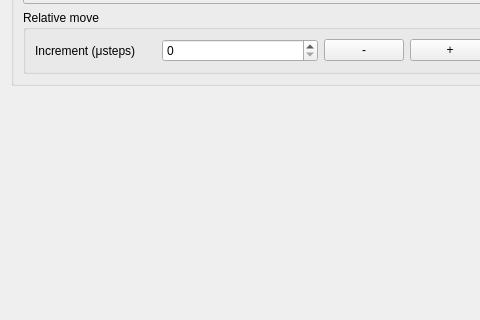
Old version of the form mainwindow.ui in the repository maruta01/NanoPiezoActuator; both pictures show x 0 to 480 and y 364 to 684 of the 751 by 684 pixel window.
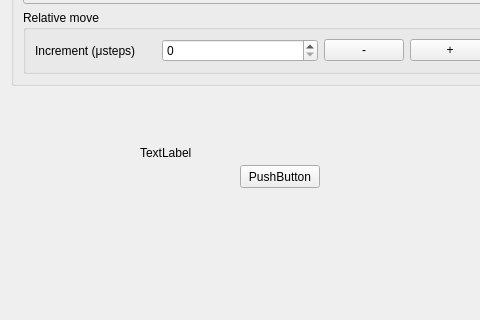
New version of the form.

What changed in the file:
```diff
--- a/mainwindow.ui
+++ b/mainwindow.ui
@@ -14,7 +14,7 @@
    <string>MainWindow</string>
   </property>
   <widget class="QWidget" name="centralwidget">
-   <widget class="QWidget" name="">
+   <widget class="QWidget" name="layoutWidget">
     <property name="geometry">
      <rect>
       <x>11</x>
@@ -305,6 +305,32 @@
      </item>
     </layout>
    </widget>
+   <widget class="QPushButton" name="pushButton">
+    <property name="geometry">
+     <rect>
+      <x>240</x>
+      <y>510</y>
+      <width>80</width>
+      <height>23</height>
+     </rect>
+    </property>
+    <property name="text">
+     <string>PushButton</string>
+    </property>
+   </widget>
+   <widget class="QLabel" name="label">
+    <property name="geometry">
+     <rect>
+      <x>140</x>
+      <y>490</y>
+      <width>58</width>
+      <height>15</height>
+     </rect>
+    </property>
+    <property name="text">
+     <string>TextLabel</string>
+    </property>
+   </widget>
   </widget>
   <widget class="QMenuBar" name="menubar">
    <property name="geometry">
```
